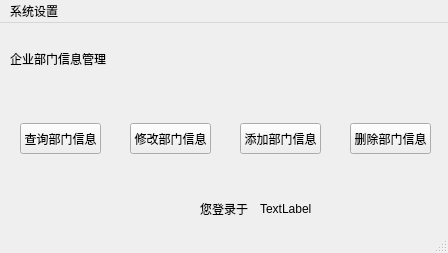
First picture: the form in ManageSystem/depart.ui, repository skyformat99/ManagerSystem, before the edit.
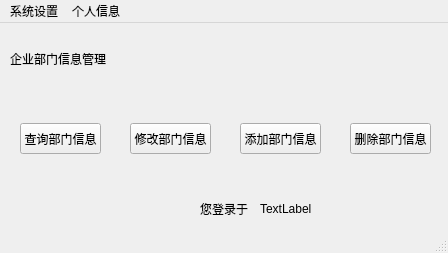
Second picture: the form after the edit.

Commit message: 第三版 加入了员工基本信息表，实现了添加新员工、查询员工信息及薪资的功能

```diff
--- a/ManageSystem/depart.ui
+++ b/ManageSystem/depart.ui
@@ -115,7 +115,7 @@
      <height>23</height>
     </rect>
    </property>
-   <widget class="QMenu" name="menu">
+   <widget class="QMenu" name="systemMenu">
     <property name="title">
      <string>系统设置</string>
     </property>
@@ -124,7 +124,15 @@
     <addaction name="alterAction"/>
     <addaction name="logoutAction"/>
    </widget>
-   <addaction name="menu"/>
+   <widget class="QMenu" name="personMenu">
+    <property name="title">
+     <string>个人信息</string>
+    </property>
+    <addaction name="selectAction"/>
+    <addaction name="alterAction_2"/>
+   </widget>
+   <addaction name="systemMenu"/>
+   <addaction name="personMenu"/>
   </widget>
   <widget class="QStatusBar" name="statusbar"/>
   <action name="aboutAction">
```
Left out of the diff: 10 changed lines with no effect on the pictures. The commit also changes 39 other files.
